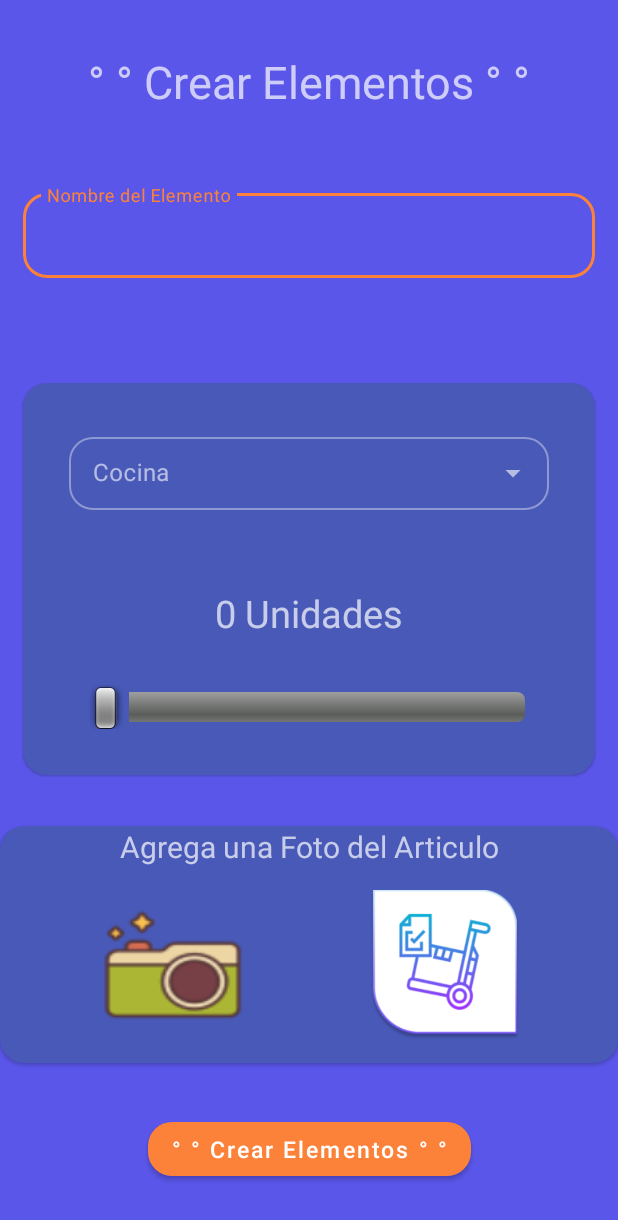
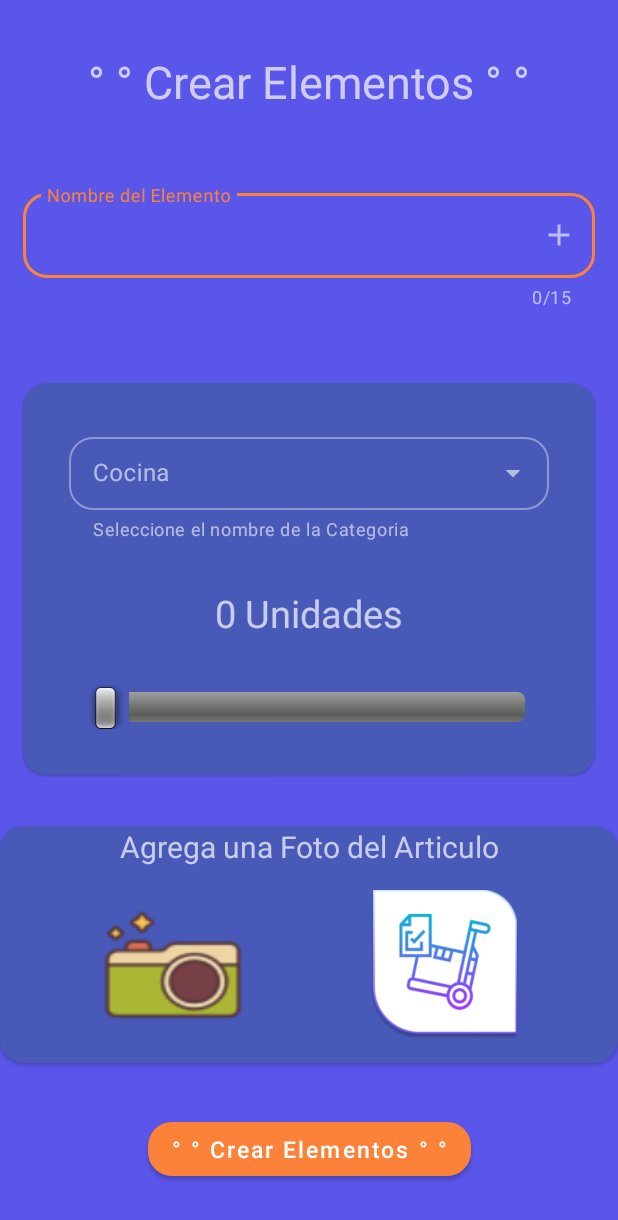
Before and after one commit to MartinezCristianD/ProyectoMinTicCicloCuatro, an Android app: the screen it shows after launch once a user with an empty profile is signed in (ElementosActivity), after a tap on "Continuar", on a phone screen of 412 x 824 dp. Shown: the top 1220 px of the screen. Run offline under Robolectric (Android 15) with nearby library versions, the phone set to English and light mode, and no system bars; our stand-ins replace CircleImageView, Firebase (no records; nobody signed in at launch, a user with empty details on screens opened directly).

Commit message:
validación EditText ElementosActivity

```diff
--- a/app/src/main/res/layout/activity_elementos.xml
+++ b/app/src/main/res/layout/activity_elementos.xml
@@ -16,8 +16,12 @@
         android:inputType="textEmailAddress"
         android:padding="@dimen/padding_texto"
         android:textSize="@dimen/texto_secundario"
+        app:counterEnabled="true"
         app:counterMaxLength="15"
-        app:layout_constraintBottom_toTopOf="@+id/cardViewAgregarArticulos"
+        app:endIconDrawable="@drawable/ic_baseline_agregar"
+        app:endIconMode="custom"
+        app:errorEnabled="true"
+        app:layout_constraintBottom_toTopOf="@id/cardViewAgregarArticulos"
         app:layout_constraintEnd_toEndOf="parent"
         app:layout_constraintStart_toStartOf="parent"
         app:layout_constraintTop_toBottomOf="@+id/textViewElementos">
@@ -36,7 +40,7 @@
         android:gravity="center"
         android:text="@string/texto_elementos"
         android:textSize="@dimen/texto_grande"
-        app:layout_constraintBottom_toTopOf="@+id/textInputLayout"
+        app:layout_constraintBottom_toTopOf="@id/textInputLayout"
         app:layout_constraintEnd_toEndOf="parent"
         app:layout_constraintStart_toStartOf="parent"
         app:layout_constraintTop_toTopOf="parent" />
@@ -46,10 +50,10 @@
         android:layout_width="match_parent"
         android:layout_height="wrap_content"
         android:layout_marginHorizontal="@dimen/margen_minima"
-        app:layout_constraintBottom_toTopOf="@+id/cardViewFotoArticulos"
+        app:layout_constraintBottom_toTopOf="@id/cardViewFotoArticulos"
         app:layout_constraintEnd_toEndOf="parent"
         app:layout_constraintStart_toStartOf="parent"
-        app:layout_constraintTop_toBottomOf="@+id/textInputLayout">
+        app:layout_constraintTop_toBottomOf="@id/textInputLayout">
 
         <androidx.constraintlayout.widget.ConstraintLayout
             android:layout_width="match_parent"
@@ -85,20 +89,21 @@
 
             <com.google.android.material.textfield.TextInputLayout
                 android:id="@+id/textViewCategoriaElegida"
+                style="@style/Widget.MaterialComponents.TextInputLayout.OutlinedBox.Dense.ExposedDropdownMenu"
                 android:layout_width="match_parent"
                 android:layout_height="wrap_content"
-                style="@style/Widget.MaterialComponents.TextInputLayout.OutlinedBox.Dense.ExposedDropdownMenu"
                 android:layout_margin="@dimen/margen_minima"
                 android:hint="@string/categoria_cocina"
+                app:helperText="@string/texto_helper_Elementos"
                 app:layout_constraintBottom_toTopOf="@id/textViewContador"
                 app:layout_constraintEnd_toEndOf="parent"
                 app:layout_constraintStart_toStartOf="parent"
-                app:layout_constraintTop_toTopOf="parent" >
+                app:layout_constraintTop_toTopOf="parent">
 
                 <com.google.android.material.textfield.MaterialAutoCompleteTextView
                     android:layout_width="match_parent"
                     android:layout_height="wrap_content"
-                    android:inputType="none"/>
+                    android:inputType="none" />
 
             </com.google.android.material.textfield.TextInputLayout>
 
@@ -109,10 +114,10 @@
         android:id="@+id/cardViewFotoArticulos"
         android:layout_width="match_parent"
         android:layout_height="wrap_content"
-        app:layout_constraintBottom_toTopOf="@+id/btnCrearElementos"
+        app:layout_constraintBottom_toTopOf="@id/btnCrearElementos"
         app:layout_constraintEnd_toEndOf="parent"
         app:layout_constraintStart_toStartOf="parent"
-        app:layout_constraintTop_toBottomOf="@+id/cardViewAgregarArticulos">
+        app:layout_constraintTop_toBottomOf="@id/cardViewAgregarArticulos">
 
         <androidx.constraintlayout.widget.ConstraintLayout
             android:layout_width="match_parent"
@@ -125,11 +130,11 @@
                 android:layout_margin="@dimen/margen_minima"
                 android:background="@drawable/icono_camara_dos"
                 android:contentDescription="@string/content_description"
-                app:layout_constraintBottom_toBottomOf="@+id/imageViewFotoArticulo"
+                app:layout_constraintBottom_toBottomOf="@id/imageViewFotoArticulo"
                 app:layout_constraintEnd_toStartOf="@id/imageViewFotoArticulo"
                 app:layout_constraintHorizontal_chainStyle="spread"
                 app:layout_constraintStart_toStartOf="parent"
-                app:layout_constraintTop_toTopOf="@+id/imageViewFotoArticulo"
+                app:layout_constraintTop_toTopOf="@id/imageViewFotoArticulo"
                 tools:ignore="DuplicateSpeakableTextCheck" />
 
             <ImageView
@@ -140,9 +145,8 @@
                 android:contentDescription="@string/content_description"
                 app:layout_constraintBottom_toBottomOf="parent"
                 app:layout_constraintEnd_toEndOf="parent"
-                app:layout_constraintHorizontal_bias="0.5"
                 app:layout_constraintStart_toEndOf="@id/imageButtonAccederCamara"
-                app:layout_constraintTop_toBottomOf="@+id/textView2"
+                app:layout_constraintTop_toBottomOf="@id/textView2"
                 app:srcCompat="@drawable/logoapp" />
 
             <TextView
@@ -168,8 +172,7 @@
         app:layout_constraintBottom_toBottomOf="parent"
         app:layout_constraintEnd_toEndOf="parent"
         app:layout_constraintStart_toStartOf="parent"
-        app:layout_constraintTop_toBottomOf="@+id/cardViewFotoArticulos"
-        tools:ignore="DuplicateSpeakableTextCheck,TextContrastCheck" />
+        app:layout_constraintTop_toBottomOf="@id/cardViewFotoArticulos" />
 
 
 </androidx.constraintlayout.widget.ConstraintLayout>
--- a/app/src/main/res/values/strings.xml
+++ b/app/src/main/res/values/strings.xml
@@ -47,6 +47,7 @@
     <string name="buscar_elemento"> Buscar Elemento </string>
     <string name="agrega_foto_articulo"> Agrega una Foto del Articulo </string>
     <string name="text_view_contador_uno"> 0 Unidades </string>
+    <string name="texto_helper_Elementos">Seleccione el nombre de la Categoria</string>
 
     <!--- Ruta -->
     <string name="destino"> Ingrese el destino de su Inventario </string>
```
